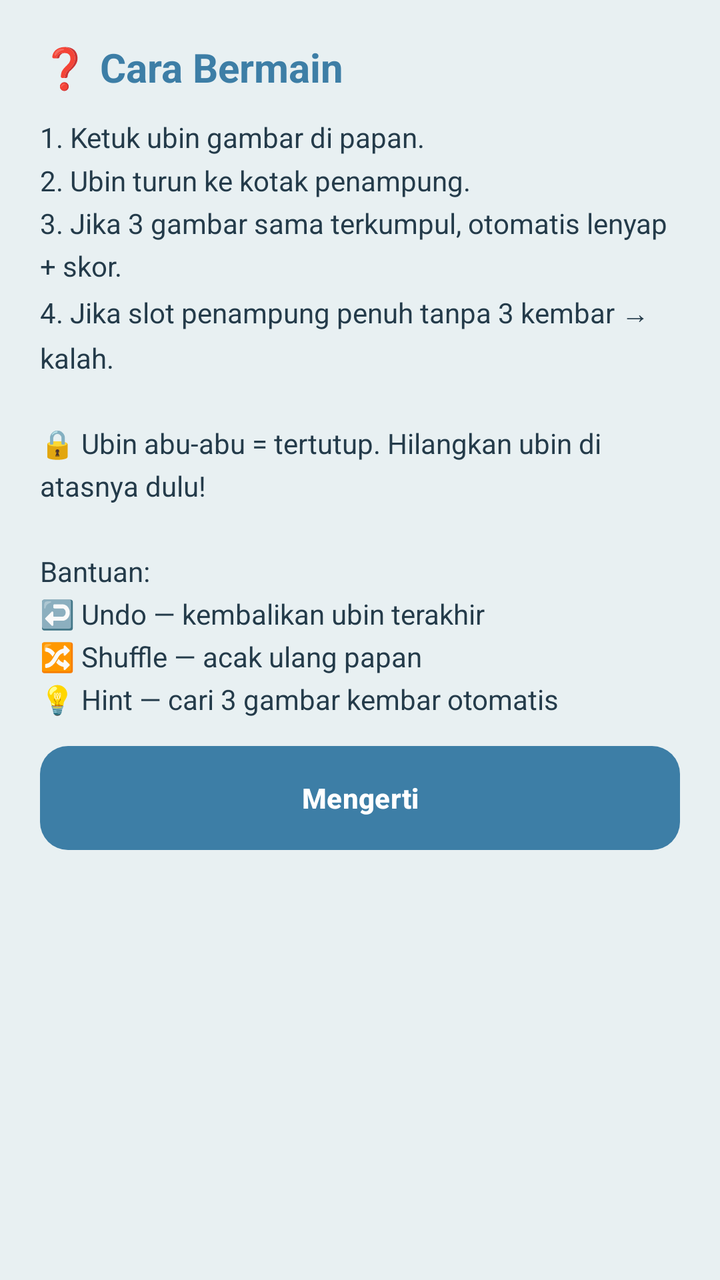
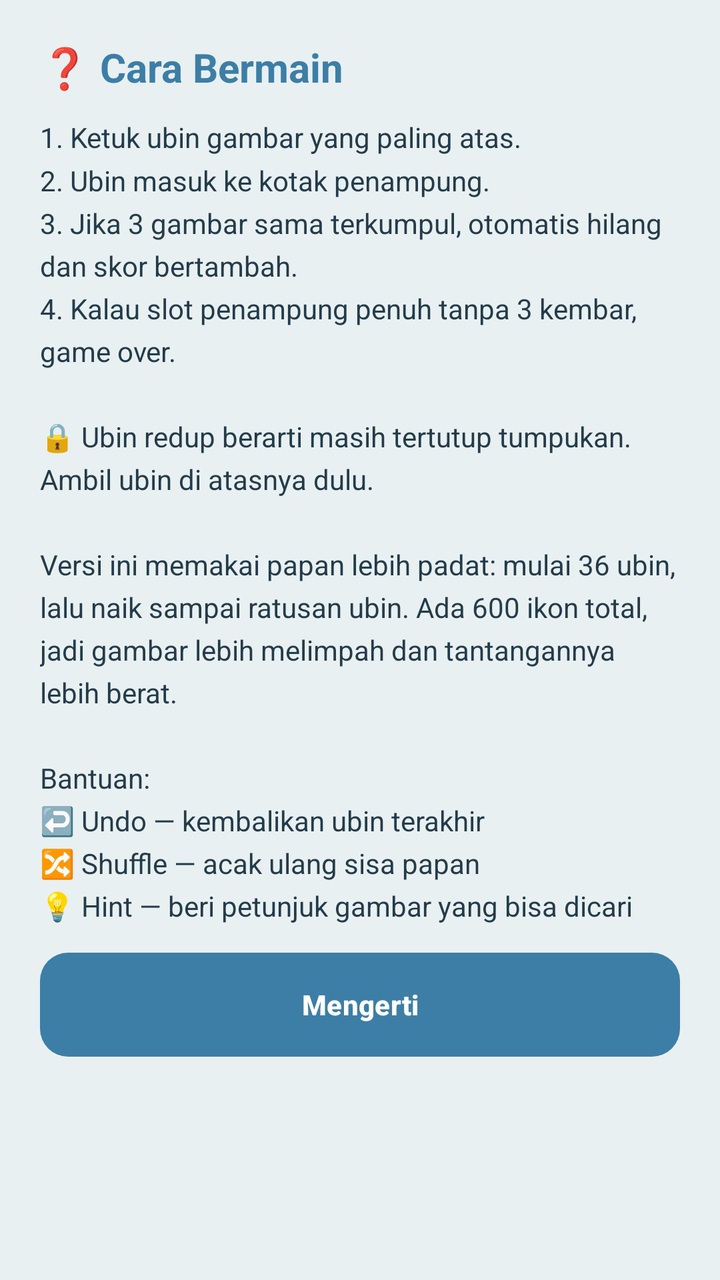

The first picture is an Android layout as it rendered before a commit; the second is the same layout after the commit. The layout source and the unified diff follow.
<!-- AndroidManifest.xml: application theme Theme.MatchTriplePro -->
<!-- res/layout/dialog_help.xml -->
<?xml version="1.0" encoding="utf-8"?>
<ScrollView xmlns:android="http://schemas.android.com/apk/res/android"
    android:layout_width="match_parent"
    android:layout_height="wrap_content">

    <LinearLayout
        android:layout_width="match_parent"
        android:layout_height="wrap_content"
        android:orientation="vertical"
        android:padding="20dp">

        <TextView
            android:layout_width="wrap_content"
            android:layout_height="wrap_content"
            android:text="❓ Cara Bermain"
            android:textColor="@color/primary"
            android:textSize="20sp"
            android:textStyle="bold"
            android:layout_marginBottom="12dp"/>

        <TextView
            android:layout_width="match_parent"
            android:layout_height="wrap_content"
            android:text="1. Ketuk ubin gambar di papan.&#10;2. Ubin turun ke kotak penampung.&#10;3. Jika 3 gambar sama terkumpul, otomatis lenyap + skor.&#10;4. Jika slot penampung penuh tanpa 3 kembar → kalah.&#10;&#10;🔒 Ubin abu-abu = tertutup. Hilangkan ubin di atasnya dulu!&#10;&#10;Bantuan:&#10;↩️ Undo — kembalikan ubin terakhir&#10;🔀 Shuffle — acak ulang papan&#10;💡 Hint — cari 3 gambar kembar otomatis"
            android:textColor="@color/text"
            android:lineSpacingMultiplier="1.3"/>

        <Button
            android:id="@+id/btnUnderstand"
            android:layout_width="match_parent"
            android:layout_height="52dp"
            android:layout_marginTop="14dp"
            android:background="@drawable/bg_button_primary"
            android:text="@string/understand"
            android:textColor="#FFFFFF"
            android:textStyle="bold"
            android:stateListAnimator="@null"/>
    </LinearLayout>
</ScrollView>
<!-- resources referenced by this layout -->
<resources>
  <color name="primary">#3D7EA6</color>
  <color name="text">#243B4A</color>
  <!-- drawable bg_button_primary (drawable) -->
  <?xml version="1.0" encoding="utf-8"?>
  <shape xmlns:android="http://schemas.android.com/apk/res/android" android:shape="rectangle">
      <solid android:color="@color/primary"/>
      <corners android:radius="14dp"/>
  </shape>
  <string name="understand">Mengerti</string>
  <style name="Theme.MatchTriplePro" parent="Theme.Material3.Light.NoActionBar">
          <item name="android:statusBarColor">@color/bg</item>
          <item name="android:windowLightStatusBar">true</item>
          <item name="android:navigationBarColor">@color/bg</item>
          <item name="android:windowBackground">@color/bg</item>
          <item name="colorPrimary">@color/primary</item>
          <item name="colorOnPrimary">#FFFFFF</item>
      </style>
  <color name="bg">#E8F0F2</color>
</resources>

<!-- the commit's change to res/layout/dialog_help.xml (unified diff, before → after) -->
@@ -21,7 +21,7 @@
         <TextView
             android:layout_width="match_parent"
             android:layout_height="wrap_content"
-            android:text="1. Ketuk ubin gambar di papan.&#10;2. Ubin turun ke kotak penampung.&#10;3. Jika 3 gambar sama terkumpul, otomatis lenyap + skor.&#10;4. Jika slot penampung penuh tanpa 3 kembar → kalah.&#10;&#10;🔒 Ubin abu-abu = tertutup. Hilangkan ubin di atasnya dulu!&#10;&#10;Bantuan:&#10;↩️ Undo — kembalikan ubin terakhir&#10;🔀 Shuffle — acak ulang papan&#10;💡 Hint — cari 3 gambar kembar otomatis"
+            android:text="1. Ketuk ubin gambar yang paling atas.&#10;2. Ubin masuk ke kotak penampung.&#10;3. Jika 3 gambar sama terkumpul, otomatis hilang dan skor bertambah.&#10;4. Kalau slot penampung penuh tanpa 3 kembar, game over.&#10;&#10;🔒 Ubin redup berarti masih tertutup tumpukan. Ambil ubin di atasnya dulu.&#10;&#10;Versi ini memakai papan lebih padat: mulai 36 ubin, lalu naik sampai ratusan ubin. Ada 600 ikon total, jadi gambar lebih melimpah dan tantangannya lebih berat.&#10;&#10;Bantuan:&#10;↩️ Undo — kembalikan ubin terakhir&#10;🔀 Shuffle — acak ulang sisa papan&#10;💡 Hint — beri petunjuk gambar yang bisa dicari"
             android:textColor="@color/text"
             android:lineSpacingMultiplier="1.3"/>
 
